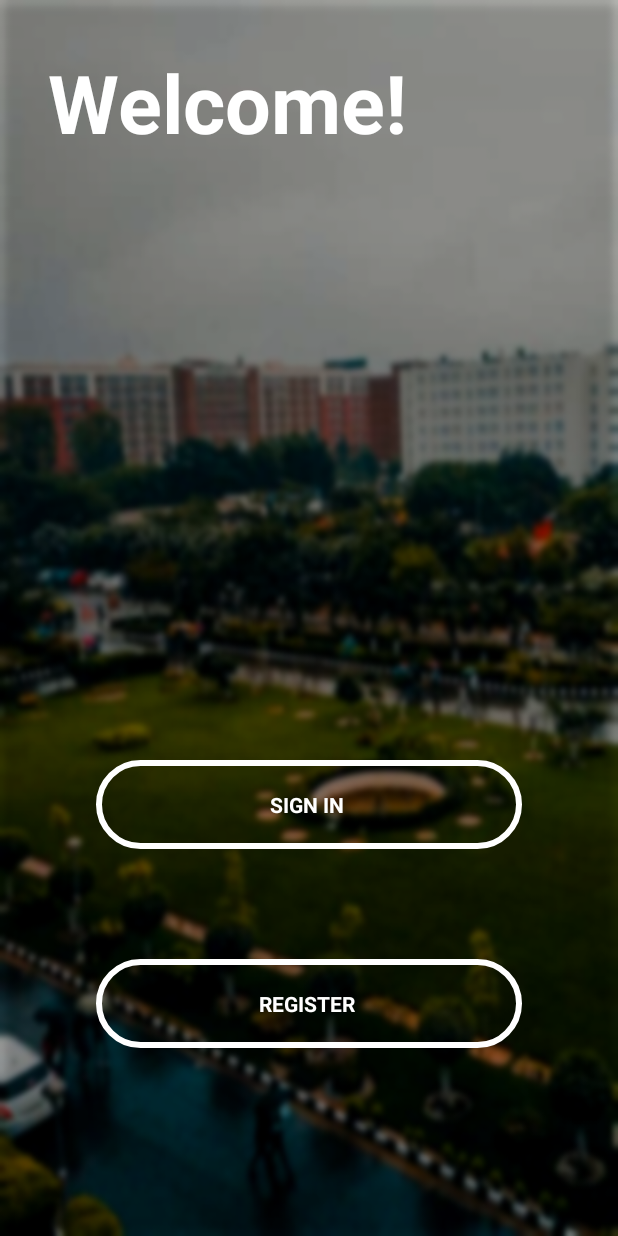
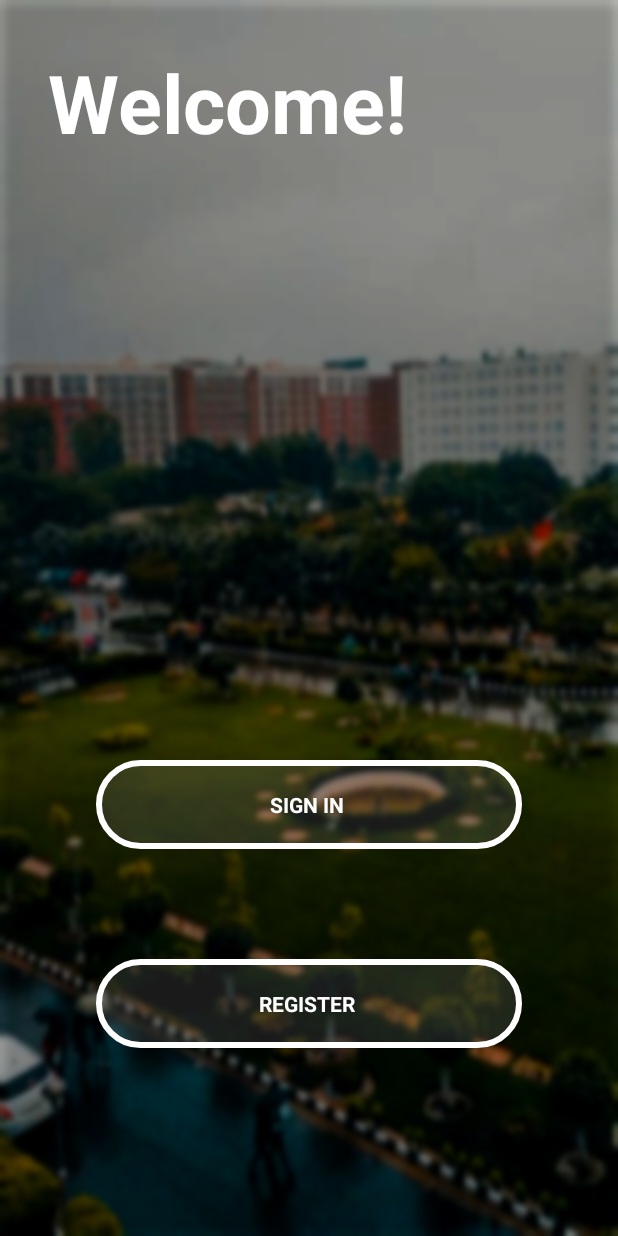
Before and after one commit to rishab247/Teachers-desk, an Android app: the screen it shows after launch (Welcome), on a phone screen of 412 x 824 dp. Run offline under Robolectric (Android 15) with nearby library versions, the phone set to English and light mode, and no system bars; Roboto replaces fonts that are not available here.

Commit message:
ripple effect added

```diff
--- /dev/null
+++ b/app/src/main/res/drawable/button.xml
@@ -0,0 +1,5 @@
+<?xml version="1.0" encoding="utf-8"?>
+<ripple xmlns:android="http://schemas.android.com/apk/res/android"
+    android:color="#ffffff">
+    <item android:drawable="@drawable/transparent_bg_bordered" />
+</ripple>
--- /dev/null
+++ b/app/src/main/res/drawable/ripple_effect.xml
@@ -0,0 +1,14 @@
+<?xml version="1.0" encoding="UTF-8"?>
+<ripple xmlns:android="http://schemas.android.com/apk/res/android"
+    android:color="#80FFFFFF">
+    <item>
+
+        <shape  >
+            <padding android:padding="1dp" />
+            <stroke android:color="#fff" android:width="4dp"/>
+
+            <solid android:color="#1AFFFFFF"/>
+             <corners android:radius="30dp"/>
+        </shape>
+    </item>
+</ripple>
--- a/app/src/main/res/drawable/transparent_bg_bordered.xml
+++ b/app/src/main/res/drawable/transparent_bg_bordered.xml
@@ -9,4 +9,5 @@
             <corners android:radius="30dp"/>
         </shape>
     </item>
+
 </selector>
--- a/app/src/main/res/layout/activity_welcome.xml
+++ b/app/src/main/res/layout/activity_welcome.xml
@@ -19,15 +19,14 @@
 
         >
 
-
-
         <Button
             android:id="@+id/signinwelcomebutton"
+            style="@style/TextAppearance.AppCompat.Button"
             android:layout_width="0dp"
             android:layout_height="wrap_content"
             android:layout_marginStart="64dp"
             android:layout_marginEnd="64dp"
-        android:background="@drawable/transparent_bg_bordered"
+            android:background="@drawable/ripple_effect"
             android:fontFamily="@font/roboto"
             android:padding="20dp"
             android:text="  Sign in   "
@@ -46,7 +45,7 @@
             android:layout_height="wrap_content"
             android:layout_marginStart="64dp"
             android:layout_marginEnd="64dp"
-        android:background="@drawable/transparent_bg_bordered"
+            android:background="@drawable/ripple_effect"
             android:fontFamily="@font/roboto"
             android:padding="20dp"
             android:text="     Register      "
@@ -77,5 +76,7 @@
             app:layout_constraintRight_toRightOf="parent"
             app:layout_constraintTop_toTopOf="parent"
             app:layout_constraintVertical_bias="0.0" />
+
+
     </androidx.constraintlayout.widget.ConstraintLayout>
 </FrameLayout>
```
Lines whose indentation alone changed are shown as unchanged.
